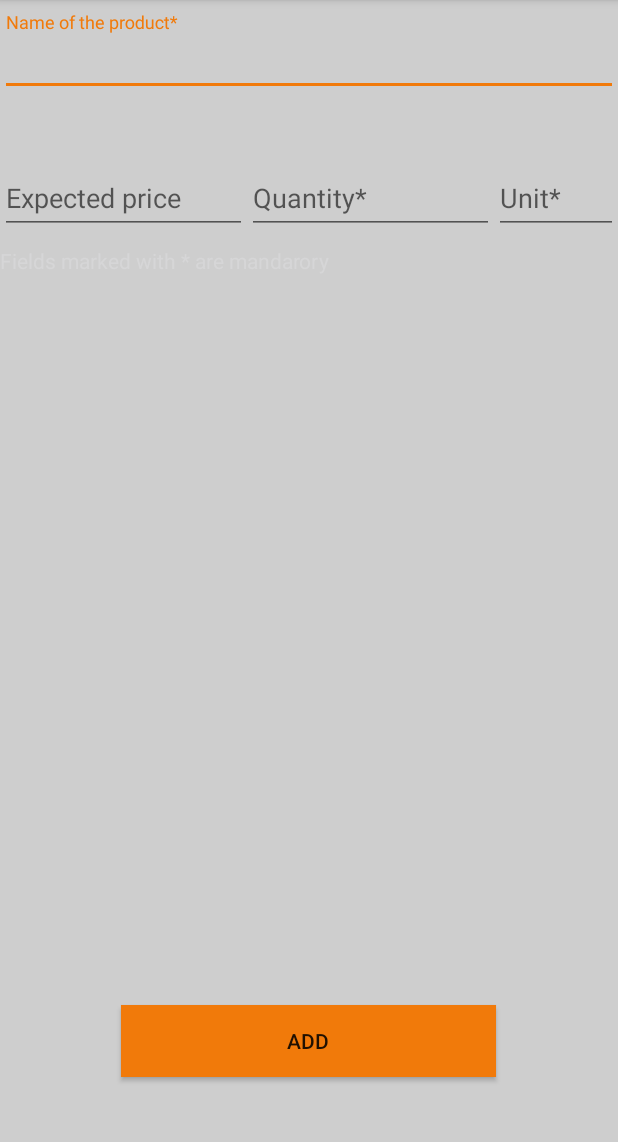
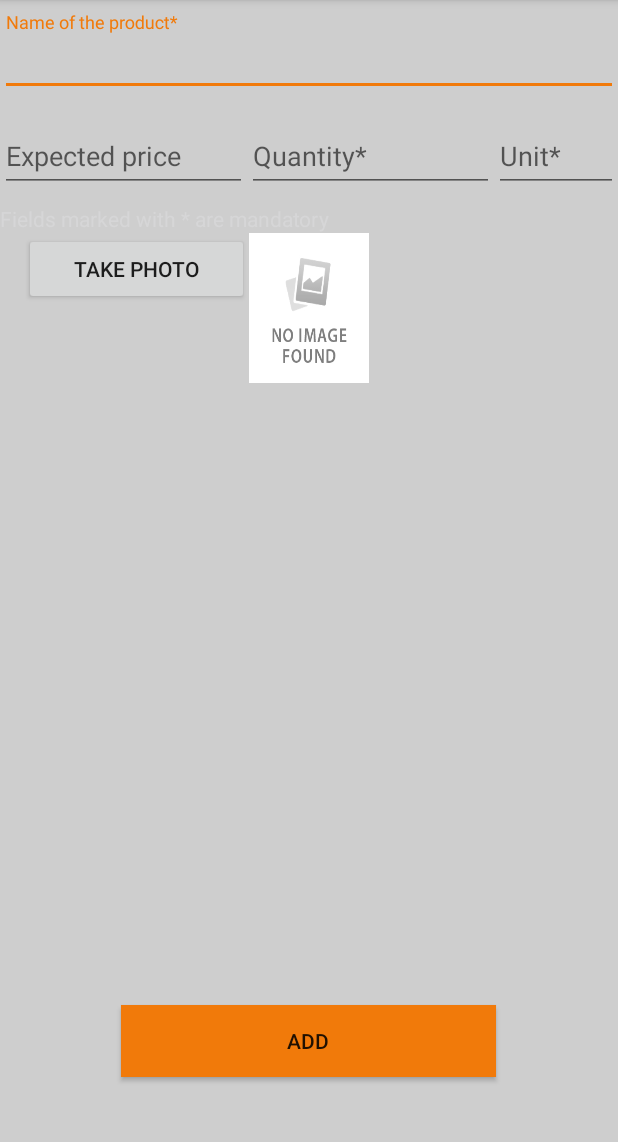
Before and after one commit to ekalac1/ShoppingApp, an Android app: the screen it shows after launch (AddNewProduct), after a tap on "Add", on a phone screen of 412 x 824 dp, the part 84-1226 px from its top. Run offline under Robolectric (Android 15) with nearby library versions, the phone set to English and light mode, and no system bars; libraries missing offline, so code that uses them is left out: io.realm; 14 statements that could not run were skipped; 2 other taps on this screen came first.

```diff
--- a/app/build.gradle
+++ b/app/build.gradle
@@ -19,7 +19,7 @@ android {
         }
     }
     buildTypes.each {
-        it.buildConfigField 'String', 'PLACES_API_KEY', PLACES_API_KEY }
+        it.buildConfigField 'String', 'PLACES_API_KEY', PLACES_API_KEY}
 }
 
 buildscript {
@@ -29,6 +29,7 @@ buildscript {
     dependencies {
         classpath "io.realm:realm-gradle-plugin:3.0.0"
     }
+
 }
 
 repositories {
--- a/app/src/main/java/com/hugsby/shoppingapp/Activities/ShoppingLists.java
+++ b/app/src/main/java/com/hugsby/shoppingapp/Activities/ShoppingLists.java
@@ -15,7 +15,9 @@ import android.widget.AdapterView;
 import android.widget.BaseAdapter;
 import android.widget.ListView;
 import android.widget.TextView;
+import android.widget.Toast;
 
+import com.hugsby.shoppingapp.OnSwipeTouchListener;
 import com.hugsby.shoppingapp.ProductsAdapter;
 import com.hugsby.shoppingapp.R;
 import com.hugsby.shoppingapp.RealmObjects.ShoppingBag;
@@ -40,6 +42,8 @@ public class ShoppingLists extends AppCompatActivity {
     ProductsAdapter productsAdapter;
     ListView list;
 
+    RealmResults<ShoppingBag> bags;
+
     String name;
 
 
@@ -51,6 +55,9 @@ public class ShoppingLists extends AppCompatActivity {
         mToogle = new ActionBarDrawerToggle(this, mDrawerLayout, R.string.app_name, R.string.app_name);
 
         final TextView proba = (TextView)findViewById(R.id.message);
+
+        final TextView total = (TextView)findViewById(R.id.total);
+        total.setText("");
 
         mDrawerLayout.addDrawerListener(mToogle);
         mToogle.syncState();
@@ -77,8 +84,7 @@ public class ShoppingLists extends AppCompatActivity {
 
         realm.beginTransaction();
 
-
-        final RealmResults<ShoppingBag> bags = realm.where(ShoppingBag.class).findAll();
+        bags = realm.where(ShoppingBag.class).findAll();
 
         for (ShoppingBag bag:bags
              ) {
@@ -90,6 +96,27 @@ public class ShoppingLists extends AppCompatActivity {
         {
             proba.setText(R.string.no_bags);
         }
+        else
+        {
+            shoppingProducts.clear();
+            shoppingProducts.addAll(bags.last().getShoppingList());
+            ((BaseAdapter)list.getAdapter()).notifyDataSetChanged();
+            proba.setVisibility(View.GONE);
+            name=bags.last().getName();
+
+            float total_price=0;
+
+            for (ShoppingProduct p : bags.last().getShoppingList())
+            {
+                if (!p.getQuantity().equals("unknown"))
+                {
+                    total_price+=Float.valueOf(p.getQuantity())*Float.valueOf(p.getPrice());
+                }
+            }
+
+            total.setText("Total: "+total_price);
+
+        }
 
         realm.commitTransaction();
 
@@ -100,6 +127,29 @@ public class ShoppingLists extends AppCompatActivity {
                 intent.putExtra("name", name);
                 intent.putExtra("position", i);
                 startActivity(intent);
+            }
+        });
+
+
+        list.setOnTouchListener( new OnSwipeTouchListener()
+        {
+            public boolean onSwipeTop() {
+
+               int i= list.getSelectedItemPosition();
+                Toast.makeText(getApplicationContext(), "top"+i, Toast.LENGTH_SHORT).show();
+                return true;
+            }
+            public boolean onSwipeRight() {
+                Toast.makeText(getApplicationContext(), "right", Toast.LENGTH_SHORT).show();
+                return true;
+            }
+            public boolean onSwipeLeft() {
+                Toast.makeText(getApplicationContext(), "left", Toast.LENGTH_SHORT).show();
+                return true;
+            }
+            public boolean onSwipeBottom() {
+                Toast.makeText(getApplicationContext(), "bottom", Toast.LENGTH_SHORT).show();
+                return true;
             }
         });
 
@@ -139,6 +189,18 @@ public class ShoppingLists extends AppCompatActivity {
 
                         proba.setText(item.getTitle()+" "+shoppingProducts.size());
 
+                        float total_price=0;
+
+                        for (ShoppingProduct p : bag.getShoppingList())
+                        {
+                            if (!p.getQuantity().equals("unknown"))
+                            {
+                                total_price+=Float.valueOf(p.getQuantity())*Float.valueOf(p.getPrice());
+                            }
+                        }
+
+                        total.setText("Total: "+total_price);
+
                         mDrawerLayout.closeDrawer(Gravity.LEFT);
 
                         realm.commitTransaction();
@@ -164,6 +226,11 @@ public class ShoppingLists extends AppCompatActivity {
                 startActivity(intent);
                 break;
             case R.id.delete:
+                realm.beginTransaction();
+                ShoppingBag bag = realm.where(ShoppingBag.class).equalTo("name", name).findFirst();
+                bag.deleteFromRealm();
+                realm.commitTransaction();
+                startActivity(new Intent(getApplicationContext(), ShoppingLists.class));
                 break;
         }
 
@@ -202,8 +269,19 @@ public class ShoppingLists extends AppCompatActivity {
     @Override
     public boolean onCreateOptionsMenu(Menu menu) {
         MenuInflater inflater = getMenuInflater();
+
+
         inflater.inflate(R.menu.optinos_menu, menu);
+        if (bags.size()==0)
+        {
+            menu.getItem(0).setVisible(false);
+            menu.getItem(1).setVisible(false);
+        }
+        else
+        {
+            menu.getItem(0).setVisible(true);
+            menu.getItem(1).setVisible(true);
+        }
         return true;
     }
-
 }
--- a/app/src/main/java/com/hugsby/shoppingapp/ProductsAdapter.java
+++ b/app/src/main/java/com/hugsby/shoppingapp/ProductsAdapter.java
@@ -28,7 +28,7 @@ public class ProductsAdapter extends ArrayAdapter<ShoppingProduct> {
     @Override
     public View getView(int position, View convertView, ViewGroup parent) {
 
-        LinearLayout newView;
+        final LinearLayout newView;
         if (convertView == null) {
             newView = new LinearLayout(getContext());
             String inflater = Context.LAYOUT_INFLATER_SERVICE;
@@ -41,13 +41,14 @@ public class ProductsAdapter extends ArrayAdapter<ShoppingProduct> {
         }
 
 
-        ShoppingProduct product = getItem(position);
+        final ShoppingProduct product = getItem(position);
 
         TextView name = (TextView)newView.findViewById(R.id.product_name);
 
         name.setText(product.getName());
 
 
+
         return newView;
     }
 }
--- a/app/src/main/java/com/hugsby/shoppingapp/RealmObjects/ShoppingBag.java
+++ b/app/src/main/java/com/hugsby/shoppingapp/RealmObjects/ShoppingBag.java
@@ -9,7 +9,7 @@ public class ShoppingBag extends RealmObject {
 
 
     private String name;
-    public RealmList<ShoppingProduct> shoppingList;
+    private RealmList<ShoppingProduct> shoppingList;
 
     public ShoppingBag(String name)
     {
--- a/app/src/main/res/layout/activity_add_new_product.xml
+++ b/app/src/main/res/layout/activity_add_new_product.xml
@@ -1,5 +1,6 @@
 <?xml version="1.0" encoding="utf-8"?>
 <RelativeLayout xmlns:android="http://schemas.android.com/apk/res/android"
+    xmlns:app="http://schemas.android.com/apk/res-auto"
     xmlns:tools="http://schemas.android.com/tools"
     android:id="@+id/activity_add_new_product"
     android:layout_width="match_parent"
@@ -24,13 +25,11 @@
         android:layout_width="match_parent"
         android:layout_height="wrap_content"
         android:layout_below="@id/name_layout"
-        android:id="@+id/linear_layout"
-        android:layout_marginTop="20dp">
+        android:id="@+id/linear_layout">
         <android.support.design.widget.TextInputLayout
             android:layout_width="0dp"
             android:layout_weight="1"
             android:layout_height="wrap_content"
-            android:layout_marginTop="8dp"
             android:layout_marginBottom="8dp"
             android:id="@+id/expected_price_layout">
             <EditText android:id="@+id/expected_price"
@@ -44,7 +43,6 @@
             android:layout_width="0dp"
             android:layout_height="wrap_content"
             android:layout_weight="1"
-            android:layout_marginTop="8dp"
             android:layout_marginBottom="8dp"
             android:id="@+id/quantity_layout">
             <EditText android:id="@+id/quantity"
@@ -57,7 +55,6 @@
         <android.support.design.widget.TextInputLayout
             android:layout_width="0dp"
             android:layout_height="wrap_content"
-            android:layout_marginTop="8dp"
             android:layout_marginBottom="8dp"
             android:layout_weight="0.5"
             android:id="@+id/unit_layout">
@@ -69,6 +66,15 @@
         </android.support.design.widget.TextInputLayout>
 
     </LinearLayout>
+
+    <Button
+        android:layout_width="150dp"
+        android:text="Take photo"
+        android:layout_height="wrap_content"
+        android:layout_below="@+id/textView2"
+        android:id="@+id/take_photo"
+        android:layout_alignParentLeft="true"
+        android:layout_marginLeft="16dp"/>
 
     <Button
         android:text="@string/add"
@@ -90,5 +96,13 @@
         android:layout_alignParentStart="true"
         android:id="@+id/textView2" />
 
+    <ImageView
+        android:layout_width="80dp"
+        android:layout_height="100dp"
+        android:id="@+id/photo"
+        android:background="@drawable/noimagefound"
+        android:layout_toRightOf="@id/take_photo"
+        android:layout_below="@+id/textView2"/>
+
 
 </RelativeLayout>
--- a/app/src/main/res/values/strings.xml
+++ b/app/src/main/res/values/strings.xml
@@ -11,7 +11,7 @@
     <string name="added_shopping_bag">Shopping bag added</string>
     <string name="add_new_title">Add new item to shopping bag</string>
     <string name="name_hint">Name of the product*</string>
-    <string name="marked_fields">Fields marked with * are mandarory</string>
+    <string name="marked_fields">Fields marked with * are mandatory</string>
     <string name="no_bags">No shopping bags to show.</string>
     <string name="facebook_app_id">672699442907366</string>
 
--- a/build.gradle
+++ b/build.gradle
@@ -12,6 +12,8 @@ buildscript {
     }
 }
 
+
+
 allprojects {
     repositories {
         jcenter()
```
Also changed, not shown: app/src/main/AndroidManifest.xml (+7 -3 lines), app/src/main/java/com/hugsby/shoppingapp/Activities/AddNewProduct.java (+30 -0 lines), app/src/main/java/com/hugsby/shoppingapp/Activities/ProductDetails.java (+63 -9 lines), app/src/main/java/com/hugsby/shoppingapp/OnSwipeTouchListener.java (added, +66 -0 lines), app/src/main/res/layout/activity_product_details.xml (+21 -16 lines), app/src/main/res/layout/activity_shopping_lists.xml (+13 -1 lines), app/src/main/res/menu/social_media_share.xml (added, +20 -0 lines), app/src/main/res/drawable/facebook.png (added), app/src/main/res/drawable/shareicon.png (added).
